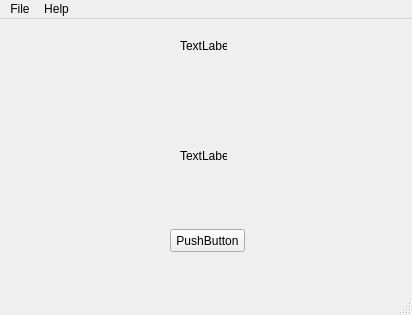
First picture: the form in designe/Home_form.ui, repository yas19sin/PyQt-Login-Test, before the edit.
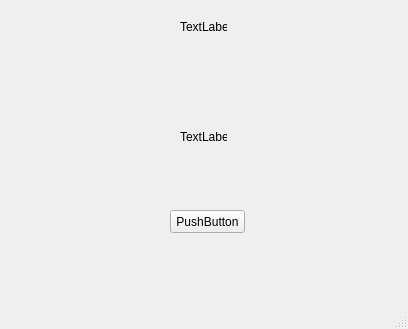
Second picture: the form after the edit.

Commit message: added more functionality so now it shows home form after successfull login

Diff of the .ui file:
```diff
--- a/designe/Home_form.ui
+++ b/designe/Home_form.ui
@@ -6,8 +6,8 @@
    <rect>
     <x>0</x>
     <y>0</y>
-    <width>412</width>
-    <height>315</height>
+    <width>408</width>
+    <height>329</height>
    </rect>
   </property>
   <property name="windowTitle">
@@ -59,26 +59,10 @@
     <rect>
      <x>0</x>
      <y>0</y>
-     <width>412</width>
+     <width>408</width>
      <height>21</height>
     </rect>
    </property>
-   <widget class="QMenu" name="menuFile">
-    <property name="title">
-     <string>File</string>
-    </property>
-    <addaction name="actionDisconnect"/>
-    <addaction name="separator"/>
-    <addaction name="actionQuit"/>
-   </widget>
-   <widget class="QMenu" name="menuHelp">
-    <property name="title">
-     <string>Help</string>
-    </property>
-    <addaction name="actionAbout"/>
-   </widget>
-   <addaction name="menuFile"/>
-   <addaction name="menuHelp"/>
   </widget>
   <widget class="QStatusBar" name="statusbar"/>
   <action name="actionDisconnect">
```
The commit also changes 3 other files.
